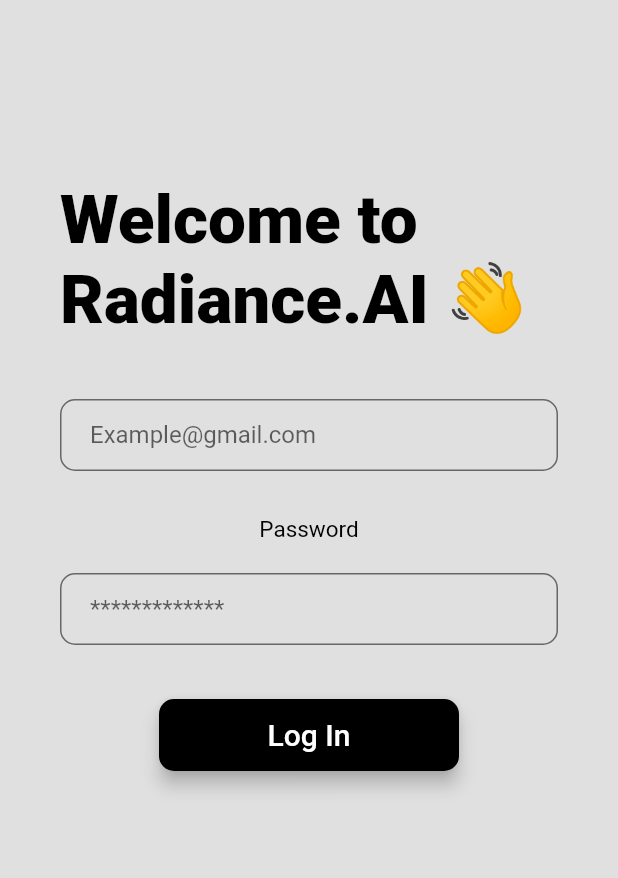
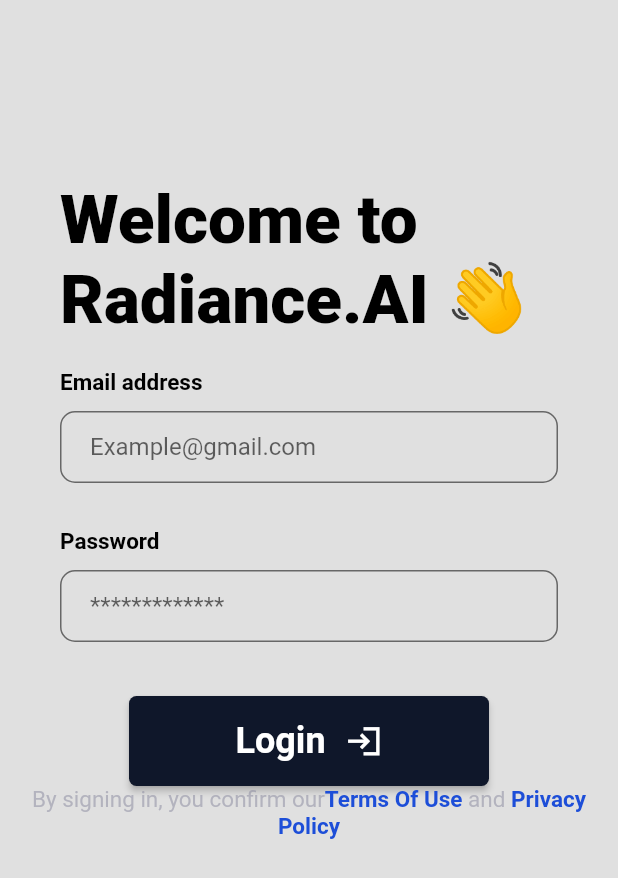
Before and after one commit to iivvy/RadianceMobile, a Flutter app: the screen it shows after launch, on a phone screen of 412 x 824 dp. Shown: the top 878 px of the screen. Run offline on Flutter 3.47's test engine with Material 2 defaults, Android fonts, the light colour scheme and no system bars; Roboto replaces fonts that are missing (Poppins, poppins).

Commit message:
login button

```diff
--- a/lib/commons/Welcome.dart
+++ b/lib/commons/Welcome.dart
@@ -1,4 +1,4 @@
-import 'package:flutter/cupertino.dart';
+
 import 'package:flutter/material.dart';
 
 class Welcome extends StatefulWidget {
--- a/lib/login/login.dart
+++ b/lib/login/login.dart
@@ -11,50 +11,69 @@
   @override
   Widget build(BuildContext context) {
     return Scaffold(
-      backgroundColor:Colors.grey.shade300,
+      backgroundColor: Colors.grey.shade300,
       body: SafeArea(
         child: Form(
           key: formKey,
-          child:  SingleChildScrollView(
+          child: SingleChildScrollView(
             child: Padding(
               padding: const EdgeInsets.only(top: 100, left: 20.0, right: 20.0),
               child: Column(
                 children: <Widget>[
-                  const Padding(padding: EdgeInsets.all(20.0),
-                    child: Text('Welcome to Radiance.AI 👋',
+                  const Padding(
+                    padding: EdgeInsets.all(20.0),
+                    child: Text(
+                      'Welcome to Radiance.AI 👋',
                       style: TextStyle(
                         color: Colors.black,
                         fontSize: 45.0,
                         fontWeight: FontWeight.w900,
+                        fontFamily: 'Poppins',
                       ),
                     ),
                   ),
-
-
+                  const Align(
+                    alignment: Alignment.centerLeft,
+                    child: Padding(
+                      padding: EdgeInsets.only(left: 20.0),
+                      child: Text(
+                        'Email address',
+                        style: TextStyle(
+                            fontFamily: 'Poppins',
+                            fontStyle: FontStyle.normal,
+                            fontWeight: FontWeight.w600,
+                            fontSize: 15,
+                            color: Colors.black),
+                      ),
+                    ),
+                  ),
                   SizedBox(
                     height: 350,
                     child: Column(
                       children: [
                         const Padding(
-                          padding: EdgeInsets.all(20.0),
+                          padding: EdgeInsets.only(
+                              left: 20.0, top: 10.0, right: 20.0, bottom: 20.0),
                           child: TextField(
-
                             cursorColor: Colors.black,
                             decoration: InputDecoration(
-                                contentPadding:
-                                EdgeInsets.symmetric(vertical: 10.0, horizontal: 20.0),
+                                contentPadding: EdgeInsets.symmetric(
+                                    vertical: 10.0, horizontal: 20.0),
                                 border: OutlineInputBorder(
-                                  borderRadius: BorderRadius.all(Radius.circular(10.0)),
+                                  borderRadius:
+                                      BorderRadius.all(Radius.circular(10.0)),
                                 ),
                                 enabledBorder: OutlineInputBorder(
-                                  borderSide:
-                                  BorderSide(color: Colors.black54, width: 1.0),
-                                  borderRadius: BorderRadius.all(Radius.circular(10.0)),
+                                  borderSide: BorderSide(
+                                      color: Colors.black54, width: 1.0),
+                                  borderRadius:
+                                      BorderRadius.all(Radius.circular(10.0)),
                                 ),
                                 focusedBorder: OutlineInputBorder(
-                                  borderSide:
-                                  BorderSide(color: Colors.black, width: 2.0),
-                                  borderRadius: BorderRadius.all(Radius.circular(10.0)),
+                                  borderSide: BorderSide(
+                                      color: Colors.black, width: 2.0),
+                                  borderRadius:
+                                      BorderRadius.all(Radius.circular(10.0)),
                                 ),
                                 hintText: 'Example@gmail.com'),
                           ),
@@ -62,62 +81,114 @@
                         const SizedBox(
                           height: 10,
                         ),
-                        const Text('Password',
+                        const Align(
+                          alignment: Alignment.centerLeft,
+                          child: Padding(
+                            padding: EdgeInsets.only(left: 20.0),
+                            child: Text(
+                              'Password',
                               style: TextStyle(
-                            color: Colors.black,
-                            fontSize: 15.0,
+                                  fontFamily: 'Poppins',
+                                  fontStyle: FontStyle.normal,
+                                  fontWeight: FontWeight.w600,
+                                  fontSize: 15,
+                                  color: Colors.black),
                             ),
                           ),
+                        ),
+
                         const Padding(
-                          padding: EdgeInsets.all(20.0),
+                          padding: EdgeInsets.only(
+                              left: 20.0, top: 10.0, right: 20.0, bottom: 20.0),
                           child: TextField(
-
                             obscureText: true,
                             cursorColor: Colors.blueGrey,
                             decoration: InputDecoration(
-                                contentPadding:
-                                EdgeInsets.symmetric(vertical: 10.0, horizontal: 20.0),
+                              contentPadding: EdgeInsets.symmetric(
+                                  vertical: 10.0, horizontal: 20.0),
                               border: OutlineInputBorder(
-                                  borderRadius: BorderRadius.all(Radius.circular(10.0)),
+                                borderRadius:
+                                    BorderRadius.all(Radius.circular(10.0)),
                               ),
                               enabledBorder: OutlineInputBorder(
-                                  borderSide:
-                                  BorderSide(color: Colors.black54, width: 1.0),
-                                  borderRadius: BorderRadius.all(Radius.circular(10.0)),
+                                borderSide: BorderSide(
+                                    color: Colors.black54, width: 1.0),
+                                borderRadius:
+                                    BorderRadius.all(Radius.circular(10.0)),
                               ),
                               focusedBorder: OutlineInputBorder(
                                 borderSide:
                                     BorderSide(color: Colors.black, width: 2.0),
-                                  borderRadius: BorderRadius.all(Radius.circular(10.0)),
+                                borderRadius:
+                                    BorderRadius.all(Radius.circular(10.0)),
                               ),
-                                hintText: '*************'),
-                          ),
-                        ),
-                        Padding(
-                          padding: const EdgeInsets.symmetric(vertical: 16.0),
-                          child: Material(
-                            color: Colors.black,
-                            borderRadius: const BorderRadius.all(Radius.circular(10.0)),
-                            elevation: 5.0,
-                            child: MaterialButton(
-
-                              minWidth: 200.0,
-                              height: 42.0,
-                              onPressed: () {
-                                Navigator.pushNamed(context, '/');},
-
-
-                              child: const Text(
-                                'Log In',
-                                style: TextStyle(
-                                  color: Colors.white,
-                                  fontSize: 20.0,
-                                ),
-
+                              hintText: '*************',
                             ),
                           ),
                         ),
+                        //0f172A
+                        Padding(
+                          padding: const EdgeInsets.only(top: 16.0),
+                          child: Material(
+                            color: const Color(0xff0f172a),
+                            borderRadius:
+                                const BorderRadius.all(Radius.circular(5.0)),
+                            elevation: 2.0,
+                            child: MaterialButton(
+                                minWidth: 240.0,
+                                height: 60.0,
+                                onPressed: () {
+                                  Navigator.pushNamed(context, '/');
+                                },
+                                child: const Row(
+                                  mainAxisSize: MainAxisSize.min,
+                                  children: [
+                                    Text(
+                                      'Login',
+                                      style: TextStyle(
+                                          color: Colors.white,
+                                          fontSize: 24.0,
+                                          fontFamily: 'Poppins',
+                                          fontWeight: FontWeight.w600),
                                     ),
+                                    SizedBox(
+                                      width: 13,
+                                    ),
+                                    Icon(
+                                      Icons.login_sharp,
+                                      color: Colors.white,
+                                      size: 25.0,
+                                      weight: 15.0,
+                                    )
+                                  ],
+                                )),
+                          ),
+                        ),
+                        RichText(
+                          textAlign:TextAlign.center,
+                          text: const TextSpan(
+                            text: "By signing in, you confirm our",
+                            style: TextStyle(
+                                color: Color(0x898c8ca1),
+                                fontSize: 15,
+                                fontFamily: 'poppins'),
+                            children: <TextSpan>[
+                              TextSpan(
+                                  text: 'Terms Of Use ',
+                                  style: TextStyle(
+                                      color: Color(0xff1d4ed8),
+                                      fontWeight: FontWeight.w700)),
+                              TextSpan(
+                                  text: 'and ',
+                                  style: TextStyle(color: Color(0x898c8ca1))),
+                              TextSpan(
+                                  text: 'Privacy Policy ',
+                                  style: TextStyle(
+                                      color: Color(0xff1d4ed8),
+                                      fontWeight: FontWeight.w700)),
+                            ],
+                          ),
+                        )
                       ],
                     ),
                   ),
@@ -130,3 +201,4 @@
     );
   }
 }
+//and
```
Lines whose indentation alone changed are shown as unchanged.
